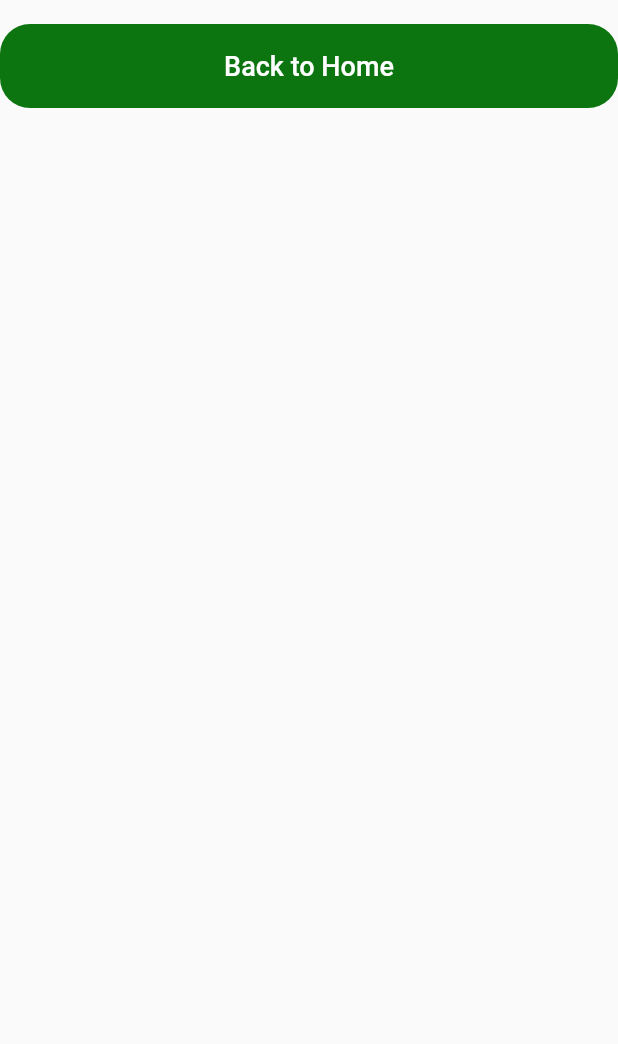
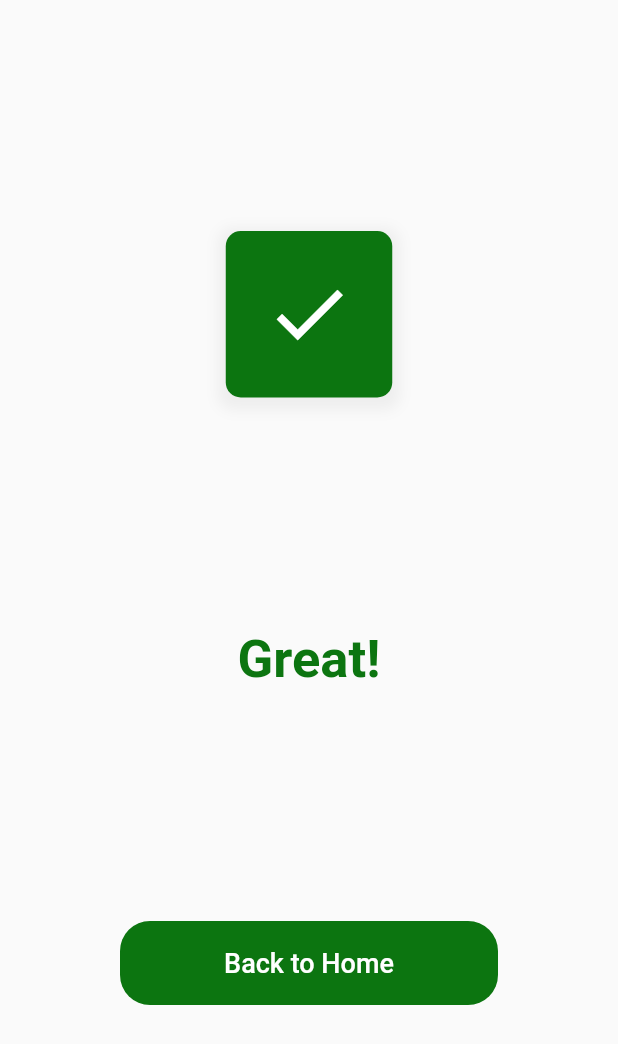
Before and after one commit to jsensunchop/hulk_prueba, a Flutter app: the CartFinished screen opened by its route, on a phone screen of 412 x 824 dp. Shown: the top 1044 px of the screen. Run offline on Flutter 3.47's test engine with Material 2 defaults, Android fonts, the phone set to English and light mode, and no system bars; our stand-ins replace get_it, shared_preferences; accounts and stored records are empty.

Commit message:
v3, buy flow completed with cart change

```diff
--- a/lib/presentation/cart/widgets/cart_finished.dart
+++ b/lib/presentation/cart/widgets/cart_finished.dart
@@ -1,6 +1,7 @@
 import 'package:flutter/material.dart';
 import 'package:hulk_store/presentation/home/home.dart';
 import 'package:hulk_store/presentation/widgets/button.dart';
+import 'package:hulk_store/style.dart';
 
 class CartFinished extends StatelessWidget {
 
@@ -11,14 +12,55 @@ class CartFinished extends StatelessWidget {
   Widget build(BuildContext context) {
     return Scaffold(
       body: Container(
+        width: MediaQuery.of(context).size.width,
+        height: MediaQuery.of(context).size.height,
         child: Column(
+          mainAxisSize: MainAxisSize.min,
+          mainAxisAlignment: MainAxisAlignment.spaceEvenly,
           children: [
-            Text(""),
-            AppButton(
-              text: "Back to Home",
-              press: (){
-                Navigator.pushNamed(context, HomeScreen.routeName);
-            },
+            Container(
+              width: 111,
+              height: 111,
+              decoration: BoxDecoration(
+                color: Theme.of(context).primaryColor,
+                borderRadius: BorderRadius.only(
+                    topLeft: Radius.circular(10),
+                    topRight: Radius.circular(10),
+                    bottomLeft: Radius.circular(10),
+                    bottomRight: Radius.circular(10)),
+                boxShadow: [
+                  BoxShadow(
+                    color: Colors.grey.shade200,
+                    spreadRadius: 5,
+                    blurRadius: 7,
+                    offset: Offset(0, 3), // changes position of shadow
+                  ),
+                ],
+              ),
+              child: const Center(
+                child: Icon(
+                  Icons.check,
+                  color: Colors.white,
+                  size: 60,
+                ),
+              ),
+            ),
+            const Text(
+              "Great!",
+              style: TextStyle(
+                  color: kPrimaryColor,
+                  fontSize: 35.0,
+                  fontWeight: FontWeight.bold
+              ),
+            ),
+            Padding(
+              padding: const EdgeInsets.only(right: 80.0, left: 80.0),
+              child: AppButton(
+                text: "Back to Home",
+                press: (){
+                  Navigator.pushNamed(context, HomeScreen.routeName);
+                },
+              ),
             )
           ],
         ),
--- a/lib/presentation/home/home.dart
+++ b/lib/presentation/home/home.dart
@@ -53,7 +53,7 @@ class _HomeScreenState extends State<HomeScreen> {
   @override
   Widget build(BuildContext context) {
     return Scaffold(
-      backgroundColor: Color.fromRGBO(12, 117, 16, 1),
+      backgroundColor: Color.fromRGBO(121, 178, 123, 1),
       appBar: HomeHeader(_cartState.totalItems),
       body: Padding(
         padding: const EdgeInsets.all(16.0),
```
Also changed, not shown: lib/presentation/cart/widgets/cart_item.dart (+2 -53 lines), lib/presentation/cart/widgets/cart_widget.dart (+0 -9 lines).
